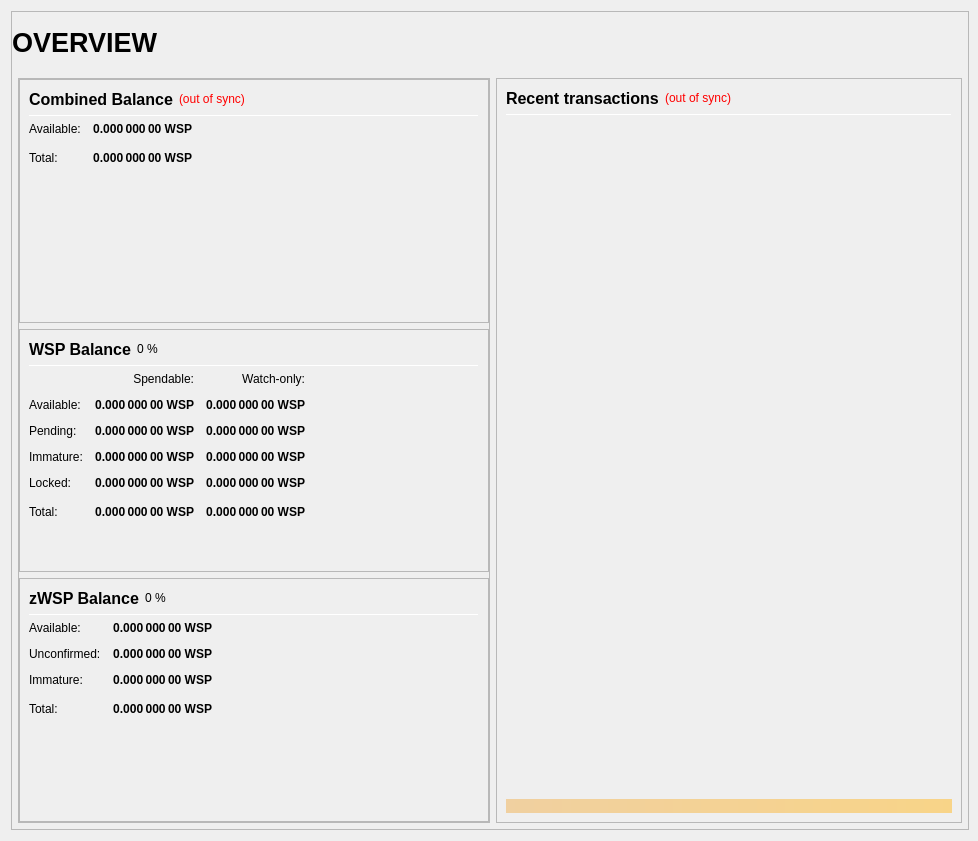
Before: the Qt Designer form src/qt/forms/overviewpage.ui in rpicoin/rpicore, drawn with Qt 5.
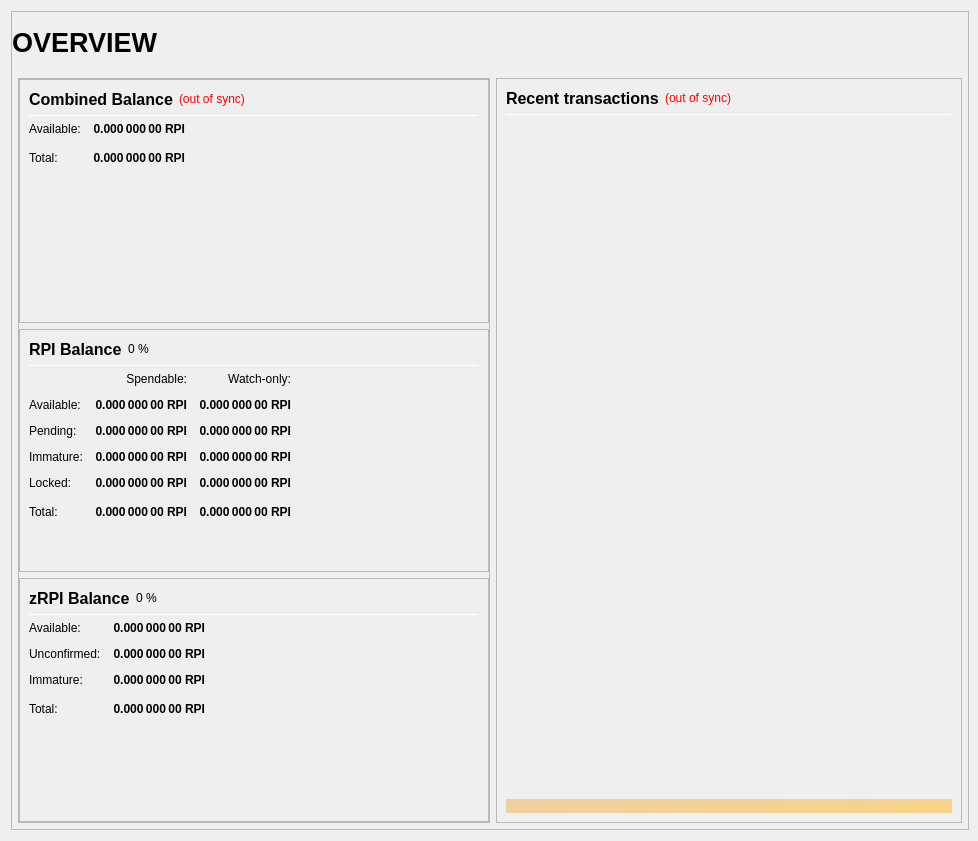
After: the same form once the commit is applied.

The edit to the form file:
```diff
--- a/src/qt/forms/overviewpage.ui
+++ b/src/qt/forms/overviewpage.ui
@@ -306,7 +306,7 @@
                           <string>Your current spendable balance</string>
                          </property>
                          <property name="text">
-                          <string notr="true">0.000 000 00 WSP</string>
+                          <string notr="true">0.000 000 00 RPI</string>
                          </property>
                          <property name="alignment">
                           <set>Qt::AlignRight|Qt::AlignTrailing|Qt::AlignVCenter</set>
@@ -338,7 +338,7 @@
                           <string>Total Balance, including all unavailable coins.</string>
                          </property>
                          <property name="text">
-                          <string notr="true">0.000 000 00 WSP</string>
+                          <string notr="true">0.000 000 00 RPI</string>
                          </property>
                          <property name="alignment">
                           <set>Qt::AlignRight|Qt::AlignTrailing|Qt::AlignVCenter</set>
@@ -406,7 +406,7 @@
                           </font>
                          </property>
                          <property name="text">
-                          <string>WSP Balance</string>
+                          <string>RPI Balance</string>
                          </property>
                         </widget>
                        </item>
@@ -498,7 +498,7 @@
                           <string>Your current spendable balance</string>
                          </property>
                          <property name="text">
-                          <string notr="true">0.000 000 00 WSP</string>
+                          <string notr="true">0.000 000 00 RPI</string>
                          </property>
                          <property name="alignment">
                           <set>Qt::AlignRight|Qt::AlignTrailing|Qt::AlignVCenter</set>
@@ -523,7 +523,7 @@
                           <string>Your current balance in watch-only addresses</string>
                          </property>
                          <property name="text">
-                          <string notr="true">0.000 000 00 WSP</string>
+                          <string notr="true">0.000 000 00 RPI</string>
                          </property>
                          <property name="alignment">
                           <set>Qt::AlignRight|Qt::AlignTrailing|Qt::AlignVCenter</set>
@@ -555,7 +555,7 @@
                           <string>Total of transactions that have yet to be confirmed, and do not yet count toward the spendable balance</string>
                          </property>
                          <property name="text">
-                          <string notr="true">0.000 000 00 WSP</string>
+                          <string notr="true">0.000 000 00 RPI</string>
                          </property>
                          <property name="alignment">
                           <set>Qt::AlignRight|Qt::AlignTrailing|Qt::AlignVCenter</set>
@@ -580,7 +580,7 @@
                           <string>Unconfirmed transactions to watch-only addresses</string>
                          </property>
                          <property name="text">
-                          <string notr="true">0.000 000 00 WSP</string>
+                          <string notr="true">0.000 000 00 RPI</string>
                          </property>
                          <property name="alignment">
                           <set>Qt::AlignRight|Qt::AlignTrailing|Qt::AlignVCenter</set>
@@ -612,7 +612,7 @@
                           <string>Staked or masternode rewards that has not yet matured</string>
                          </property>
                          <property name="text">
-                          <string notr="true">0.000 000 00 WSP</string>
+                          <string notr="true">0.000 000 00 RPI</string>
                          </property>
                          <property name="alignment">
                           <set>Qt::AlignRight|Qt::AlignTrailing|Qt::AlignVCenter</set>
@@ -637,7 +637,7 @@
                           <string>Staked or masternode rewards in watch-only addresses that has not yet matured</string>
                          </property>
                          <property name="text">
-                          <string notr="true">0.000 000 00 WSP</string>
+                          <string notr="true">0.000 000 00 RPI</string>
                          </property>
                          <property name="alignment">
                           <set>Qt::AlignRight|Qt::AlignTrailing|Qt::AlignVCenter</set>
@@ -672,7 +672,7 @@
                           <string>Locked WSP or Masternode collaterals. These are excluded from zWSP minting.</string>
                          </property>
                          <property name="text">
-                          <string notr="true">0.000 000 00 WSP</string>
+                          <string notr="true">0.000 000 00 RPI</string>
                          </property>
                          <property name="alignment">
                           <set>Qt::AlignRight|Qt::AlignTrailing|Qt::AlignVCenter</set>
@@ -697,7 +697,7 @@
                           <string>Current locked balance in watch-only addresses</string>
                          </property>
                          <property name="text">
-                          <string notr="true">0.000 000 00 WSP</string>
+                          <string notr="true">0.000 000 00 RPI</string>
                          </property>
                          <property name="alignment">
                           <set>Qt::AlignRight|Qt::AlignTrailing|Qt::AlignVCenter</set>
@@ -732,7 +732,7 @@
                           <string>Your current WISPR balance, unconfirmed and immature transactions included</string>
                          </property>
                          <property name="text">
-                          <string notr="true">0.000 000 00 WSP</string>
+                          <string notr="true">0.000 000 00 RPI</string>
                          </property>
                          <property name="alignment">
                           <set>Qt::AlignRight|Qt::AlignTrailing|Qt::AlignVCenter</set>
@@ -757,7 +757,7 @@
                           <string>Current total balance in watch-only addresses</string>
                          </property>
                          <property name="text">
-                          <string notr="true">0.000 000 00 WSP</string>
+                          <string notr="true">0.000 000 00 RPI</string>
                          </property>
                          <property name="alignment">
                           <set>Qt::AlignRight|Qt::AlignTrailing|Qt::AlignVCenter</set>
@@ -825,7 +825,7 @@
                           </font>
                          </property>
                          <property name="text">
-                          <string>zWSP Balance</string>
+                          <string>zRPI Balance</string>
                          </property>
                         </widget>
                        </item>
@@ -899,7 +899,7 @@
 These zWSP are spendable.</string>
                          </property>
                          <property name="text">
-                          <string notr="true">0.000 000 00 WSP</string>
+                          <string notr="true">0.000 000 00 RPI</string>
                          </property>
                          <property name="alignment">
                           <set>Qt::AlignRight|Qt::AlignTrailing|Qt::AlignVCenter</set>
@@ -930,7 +930,7 @@
 Immature: confirmed, but less than 1 mint of the same denomination after it was minted</string>
                          </property>
                          <property name="text">
-                          <string notr="true">0.000 000 00 WSP</string>
+                          <string notr="true">0.000 000 00 RPI</string>
                          </property>
                          <property name="alignment">
                           <set>Qt::AlignRight|Qt::AlignTrailing|Qt::AlignVCenter</set>
@@ -961,7 +961,7 @@
 Immature: confirmed, but less than 1 mint of the same denomination after it was minted</string>
                          </property>
                          <property name="text">
-                          <string notr="true">0.000 000 00 WSP</string>
+                          <string notr="true">0.000 000 00 RPI</string>
                          </property>
                          <property name="alignment">
                           <set>Qt::AlignRight|Qt::AlignTrailing|Qt::AlignVCenter</set>
@@ -993,7 +993,7 @@
                           <string>Your current zWSP balance, unconfirmed and immature zWSP included.</string>
                          </property>
                          <property name="text">
-                          <string notr="true">0.000 000 00 WSP</string>
+                          <string notr="true">0.000 000 00 RPI</string>
                          </property>
                          <property name="alignment">
                           <set>Qt::AlignRight|Qt::AlignTrailing|Qt::AlignVCenter</set>
```
Left out of the diff: 24 changed lines with no effect on the pictures.
